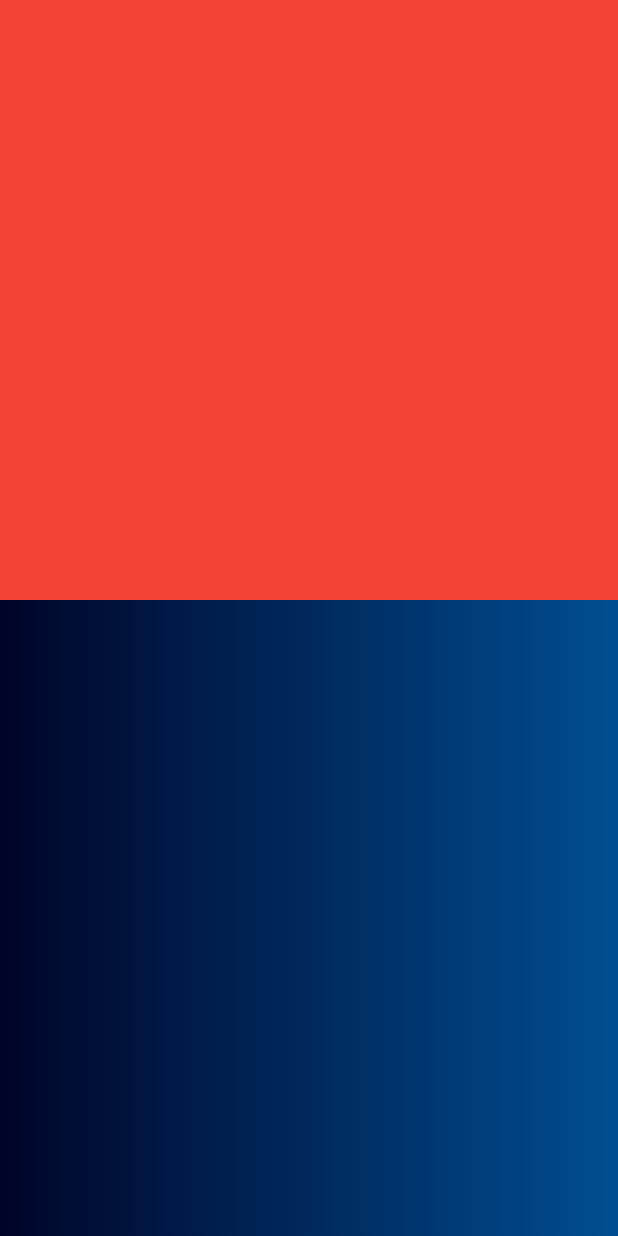
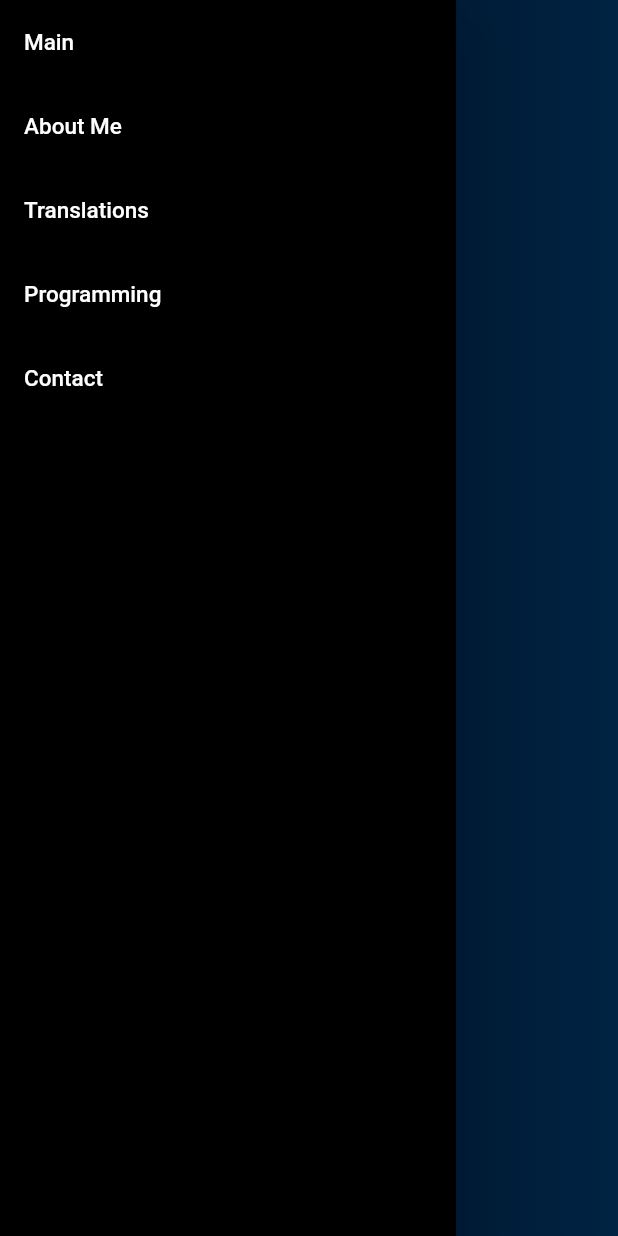
Before and after one commit to Tragikomedia/personal_website, a Flutter app: the screen it shows after launch, with the side drawer open (before the commit the screen has no drawer), on a phone screen of 412 x 824 dp. Run offline on Flutter 3.47's test engine with Material 2 defaults, Android fonts, the phone set to English and light mode, and no system bars; our stand-ins replace animated_text_kit, font_awesome_flutter; Roboto replaces fonts that are missing (AutourOne).

Commit message:
Added a drawer.

```diff
--- /dev/null
+++ b/lib/components/drawer/drawer.dart
@@ -0,0 +1,22 @@
+import 'package:flutter/material.dart';
+import 'package:web_test/components/drawer/drawer_button.dart';
+
+class MenuDrawer extends StatelessWidget {
+  @override
+  Widget build(BuildContext context) {
+    return Drawer(
+      child: Container(
+        color: Colors.black,
+        child: ListView(
+          children: [
+            DrawerButton(text: 'Main'),
+            DrawerButton(text: 'About Me'),
+            DrawerButton(text: 'Translations'),
+            DrawerButton(text: 'Programming'),
+            DrawerButton(text: 'Contact')
+          ],
+        ),
+      ),
+    );
+  }
+}
--- /dev/null
+++ b/lib/components/drawer/drawer_button.dart
@@ -0,0 +1,22 @@
+import 'package:flutter/material.dart';
+import 'package:web_test/components/reusable/button_text.dart';
+
+class DrawerButton extends StatelessWidget {
+  final String text;
+
+  DrawerButton({@required this.text});
+
+  @override
+  Widget build(BuildContext context) {
+    return Container(
+      color: Colors.black,
+      child: ListTile(
+        title: ButtonText(
+          text: text,
+          color: Colors.white,
+          size: 15,
+        )
+      ),
+    );
+  }
+}
--- a/lib/layouts/background_layout.dart
+++ b/lib/layouts/background_layout.dart
@@ -1,5 +1,7 @@
 import 'package:flutter/material.dart';
+import 'package:web_test/components/drawer/drawer.dart';
 import 'package:web_test/layouts/desktop_layout.dart';
+import 'package:web_test/layouts/mobile_layout.dart';
 import 'package:web_test/pages/landing_page/landing_page.dart';
 import 'package:web_test/utilities/enums.dart';
 
@@ -9,9 +11,20 @@ class BackgroundLayout extends StatefulWidget {
 }
 
 class _BackgroundLayoutState extends State<BackgroundLayout> {
+  CurrentPage page = CurrentPage.landing;
+
+  _determinePage(LayoutType type) {
+    switch (page){
+      case CurrentPage.landing:
+        return LandingPage(type: type);
+        break;
+    }
+  }
+
   @override
   Widget build(BuildContext context) {
     return Scaffold(
+      drawer: MenuDrawer(),
       body: Container(
         height: double.infinity,
         decoration: BoxDecoration(
@@ -22,13 +35,10 @@ class _BackgroundLayoutState extends State<BackgroundLayout> {
             builder: (context, constraints) {
               if (constraints.maxWidth > 1010) {
                 return DesktopLayout(
-                  content: LandingPage(type: LayoutType.desktop,),
+                  content: _determinePage(LayoutType.desktop),
                 );
               } else {
-                return Container(
-                  height: 400,
-                  color: Colors.red,
-                );
+                return MobileLayout(content: _determinePage(LayoutType.mobile));
               }
             },
           ),
--- /dev/null
+++ b/lib/layouts/mobile_layout.dart
@@ -0,0 +1,12 @@
+import 'package:flutter/material.dart';
+
+class MobileLayout extends StatelessWidget {
+  final Widget content;
+
+  MobileLayout({@required this.content});
+
+  @override
+  Widget build(BuildContext context) {
+    return Container();
+  }
+}
--- /dev/null
+++ b/lib/pages/landing_page/m_landing_page.dart
@@ -0,0 +1,12 @@
+import 'package:flutter/material.dart';
+
+class MobileLandingPage extends StatelessWidget {
+  @override
+  Widget build(BuildContext context) {
+    return Column(
+      children: [
+
+      ],
+    );
+  }
+}
--- a/lib/utilities/enums.dart
+++ b/lib/utilities/enums.dart
@@ -1 +1,2 @@
-enum LayoutType { desktop, phone }
+enum LayoutType { desktop, mobile }
+enum CurrentPage { landing, about, translations, programming, contact }
```
